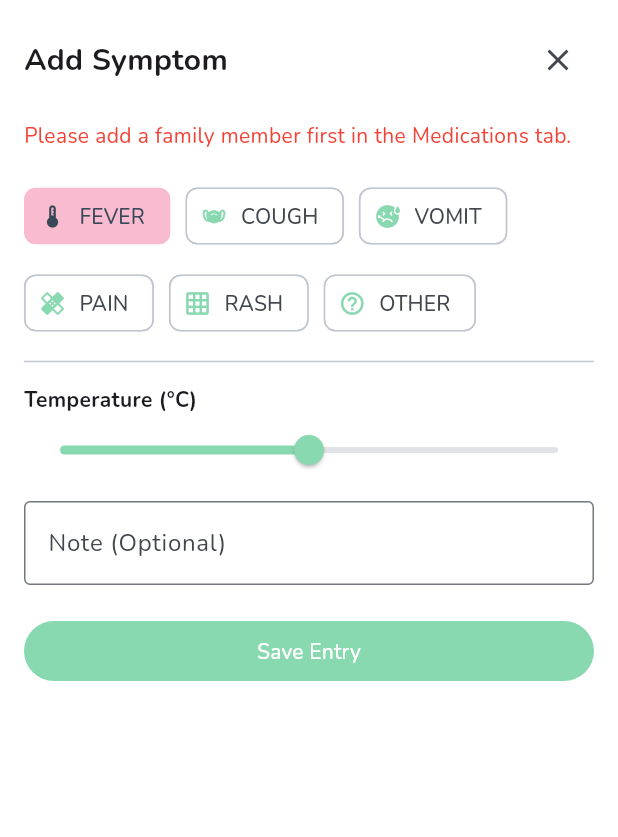
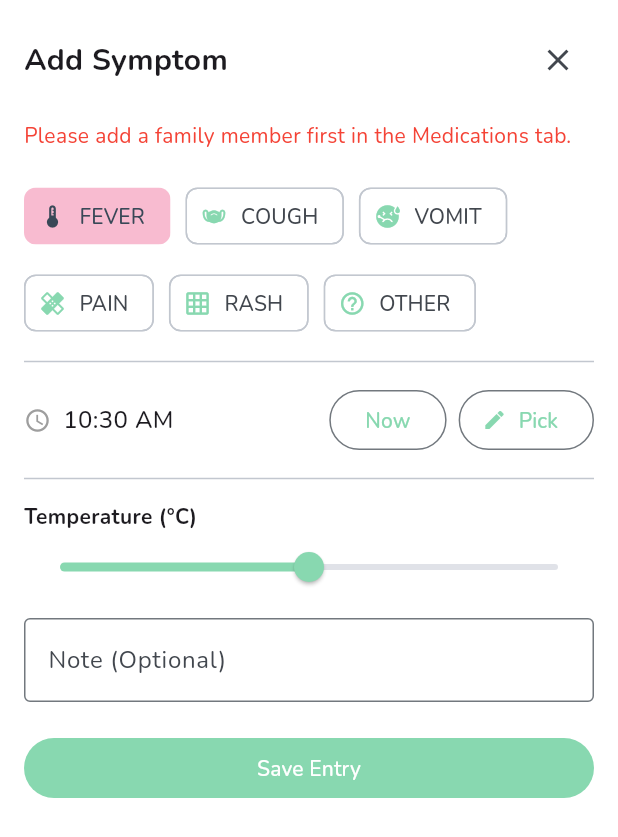
Before and after one commit to pisonir/mama-brain, a Flutter app: the AddSymptomSheet widget shown alone on an empty page, opened directly, after a tap on "Save Entry", on a phone screen of 412 x 824 dp. Shown: the top 837 px of the screen. Run offline on Flutter 3.47's test engine with Material 3 defaults, Android fonts, the phone set to English and light mode, and no system bars; our stand-ins replace cloud_firestore, firebase_auth, firebase_core, flutter_riverpod, google_fonts, google_sign_in and 1 more; accounts and stored records are empty; generated files the repository leaves out were written again.

Commit message:
feat: enhance timestamp management for medications and symptoms
- Add time picker dialog when marking medication as taken, with "Now"
  shortcut and manual time picker option
- Allow editing the taken time of an existing medication entry by
  tapping the "Taken at HH:MM" subtitle
- Show "Taken at HH:MM" for temporary and permanent medications when
  taken, consistent with oneOff type
- Add time picker to symptom form (both add and edit modes) with "Now"
  shortcut and manual picker
- Add optional takenAt parameter to toggleTaken for custom timestamps
- Add setTakenTime method to MedicationNotifier for editing taken logs

Closes #18

Co-authored-by: Riccardo Pisoni <pisonir@users.noreply.github.com>

```diff
--- a/lib/src/features/symptoms/ui/add_symptom_sheet.dart
+++ b/lib/src/features/symptoms/ui/add_symptom_sheet.dart
@@ -22,6 +22,7 @@ class _AddSymptomSheetState extends ConsumerState<AddSymptomSheet> {
   double _tempValue = 38.5;
   String _coughType = 'Dry';
   final TextEditingController _noteController = TextEditingController();
+  late TimeOfDay _selectedTime;
 
   @override
   void initState() {
@@ -32,6 +33,7 @@ class _AddSymptomSheetState extends ConsumerState<AddSymptomSheet> {
       _selectedMemberId = symptom.familyMemberId;
       _selectedType = symptom.type;
       _noteController.text = symptom.note ?? '';
+      _selectedTime = TimeOfDay.fromDateTime(symptom.timestamp);
 
       if (symptom.type == SymptomType.fever &&
           symptom.data.containsKey('temp')) {
@@ -41,6 +43,7 @@ class _AddSymptomSheetState extends ConsumerState<AddSymptomSheet> {
         _coughType = symptom.data['style'];
       }
     } else {
+      _selectedTime = TimeOfDay.now();
       WidgetsBinding.instance.addPostFrameCallback((_) {
         final familyMembers = ref.read(familyProvider);
         if (familyMembers.isNotEmpty && _selectedMemberId == null) {
@@ -144,6 +147,37 @@ class _AddSymptomSheetState extends ConsumerState<AddSymptomSheet> {
 
           const Divider(height: 30),
 
+          // TIME PICKER ROW
+          Row(
+            children: [
+              const Icon(Icons.access_time, size: 18, color: Colors.grey),
+              const SizedBox(width: 8),
+              Text(
+                _selectedTime.format(context),
+                style: const TextStyle(fontSize: 16, fontWeight: FontWeight.w500),
+              ),
+              const Spacer(),
+              OutlinedButton(
+                onPressed: () => setState(() => _selectedTime = TimeOfDay.now()),
+                child: const Text('Now'),
+              ),
+              const SizedBox(width: 8),
+              OutlinedButton.icon(
+                icon: const Icon(Icons.edit, size: 16),
+                label: const Text('Pick'),
+                onPressed: () async {
+                  final picked = await showTimePicker(
+                    context: context,
+                    initialTime: _selectedTime,
+                  );
+                  if (picked != null) setState(() => _selectedTime = picked);
+                },
+              ),
+            ],
+          ),
+
+          const Divider(height: 30),
+
           // DETAILS
           _buildDynamicDetails(),
 
@@ -203,13 +237,18 @@ class _AddSymptomSheetState extends ConsumerState<AddSymptomSheet> {
 
     // Edit mode
     if (widget.symptomToEdit != null) {
+      final st = widget.symptomToEdit!.timestamp;
+      final updatedTimestamp = DateTime(
+        st.year, st.month, st.day,
+        _selectedTime.hour, _selectedTime.minute,
+      );
       ref
           .read(symptomProvider.notifier)
           .editSymptom(
             id: widget.symptomToEdit!.id,
             familyMemberId: _selectedMemberId!,
             type: _selectedType,
-            timestamp: widget.symptomToEdit!.timestamp,
+            timestamp: updatedTimestamp,
             data: data,
             note: _noteController.text.isEmpty ? null : _noteController.text,
           );
@@ -217,13 +256,12 @@ class _AddSymptomSheetState extends ConsumerState<AddSymptomSheet> {
     // Add mode
     else {
       final selectedDate = ref.read(selectedDateProvider);
-      final now = DateTime.now();
       final timestamp = DateTime(
         selectedDate.year,
         selectedDate.month,
         selectedDate.day,
-        now.hour,
-        now.minute,
+        _selectedTime.hour,
+        _selectedTime.minute,
       );
       ref
           .read(symptomProvider.notifier)
```
Also changed, not shown: lib/src/features/medications/logic/medication_provider.dart (+19 -2 lines), lib/src/features/medications/ui/daily_medication_list.dart (+153 -5 lines).
